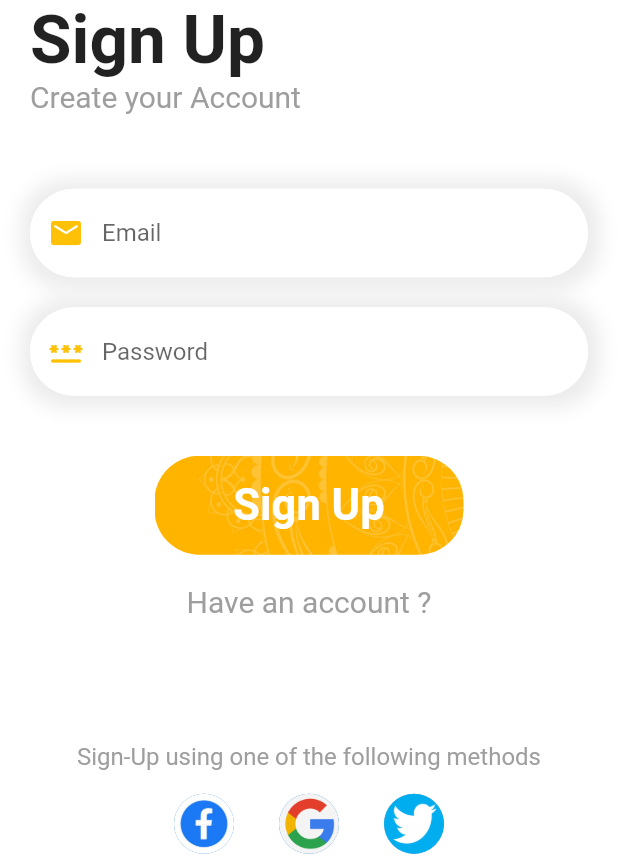
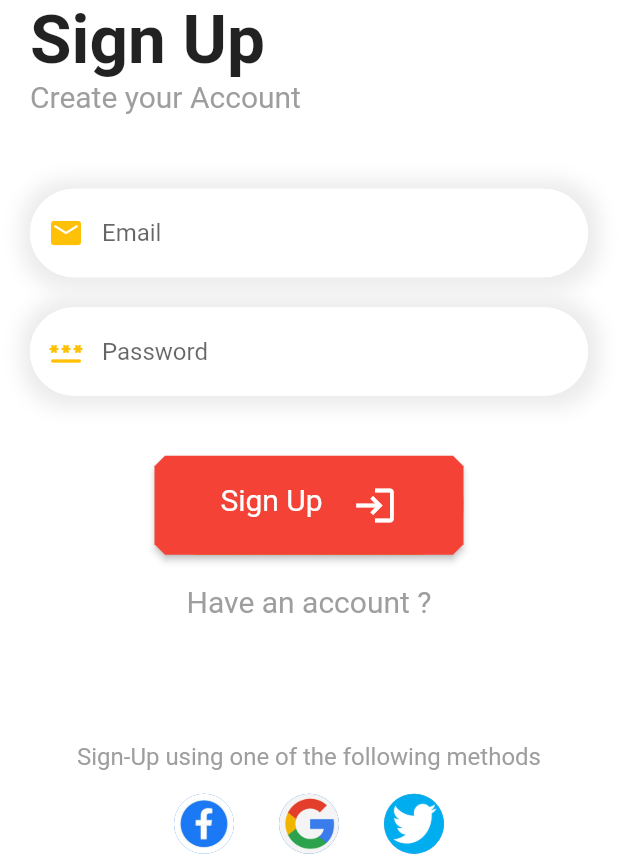
Before and after one commit to sabhinav3/int_appone, a Flutter app: the SignUpPage screen opened directly, on a phone screen of 412 x 824 dp, the part 371-1236 px from its top. Run offline on Flutter 3.47's test engine with Material 2 defaults, Android fonts, the phone set to English and light mode, and no system bars; our stand-ins replace bloc, carousel_slider, cloud_firestore, equatable, firebase_auth, flutter_bloc and 1 more; accounts and stored records are empty; network calls fail.

Commit message:
developed login and connected it to the firebase completely

```diff
--- a/lib/pages/login/auth_controller.dart
+++ b/lib/pages/login/auth_controller.dart
@@ -3,6 +3,7 @@ import 'package:get/get.dart';
 import 'package:int_appone/pages/login/login_page.dart';
 import 'package:int_appone/pages/login/user_welcome.dart';
 import 'package:flutter/material.dart';
+import 'package:cloud_firestore/cloud_firestore.dart';
 
 class AuthController extends GetxController {
   static AuthController instance = Get.find();
--- a/lib/pages/login/signup_page.dart
+++ b/lib/pages/login/signup_page.dart
@@ -1,7 +1,12 @@
 import 'package:flutter/gestures.dart';
 import 'package:flutter/material.dart';
+import 'package:flutter_bloc/flutter_bloc.dart';
 import 'package:get/get.dart';
 import 'package:int_appone/pages/login/auth_controller.dart';
+
+import '../../cubit/app_cubit_logics.dart';
+import '../../cubit/app_cubits.dart';
+import '../../services/data_services.dart';
 
 class SignUpPage extends StatelessWidget {
   const SignUpPage({Key? key}) : super(key: key);
@@ -10,6 +15,7 @@ class SignUpPage extends StatelessWidget {
   Widget build(BuildContext context) {
     var emailController = TextEditingController();
     var passwordController = TextEditingController();
+    AuthController auth = AuthController();
     List images = [
       "facebook.jpeg",
       "google.png",
@@ -175,15 +181,51 @@ class SignUpPage extends StatelessWidget {
                     image: AssetImage("img/bg-3.png"),
                     fit: BoxFit.cover), //remove fit property for perfect image
               ),
-              child: const Center(
-                child: Text(
-                  "Sign Up",
-                  style: TextStyle(
-                    fontSize: 29,
-                    fontWeight: FontWeight.bold,
-                    color: Colors.white,
+              child: ElevatedButton(
+                style: ElevatedButton.styleFrom(
+                  alignment: Alignment.center,
+                  minimumSize: Size(250, 60),
+                  primary: Colors.red,
+                  onPrimary: Colors.white,
+                  textStyle: TextStyle(
+                    fontSize: 20,
                   ),
+                  shape: const BeveledRectangleBorder(
+                      borderRadius: BorderRadius.all(Radius.circular(7))),
                 ),
+                child: Wrap(
+                  children: [
+                    Text(
+                      'Sign Up',
+                      textAlign: TextAlign.center,
+                    ),
+                    SizedBox(
+                      width: 20,
+                    ),
+                    Icon(
+                      Icons.login,
+                      color: Colors.white,
+                      size: 30,
+                    ),
+                  ],
+                ),
+                // onPressed: () => AuthController()
+                //     .register(emailController.text, passwordController.text),
+                onPressed: () => {
+                  {
+                    auth.register(
+                        emailController.text, passwordController.text),
+                    if (auth.auth.currentUser?.email != null)
+                      {
+                        Get.to(() => BlocProvider<AppCubits>(
+                              create: (context) => AppCubits(
+                                data: DataServices(),
+                              ),
+                              child: const AppCubitLogics(),
+                            ))
+                      }
+                  }
+                },
               ),
             ),
           ),
```
Also changed, not shown: lib/pages/login/login_page.dart (+61 -8 lines), lib/pages/login/user_welcome.dart (+44 -7 lines).
